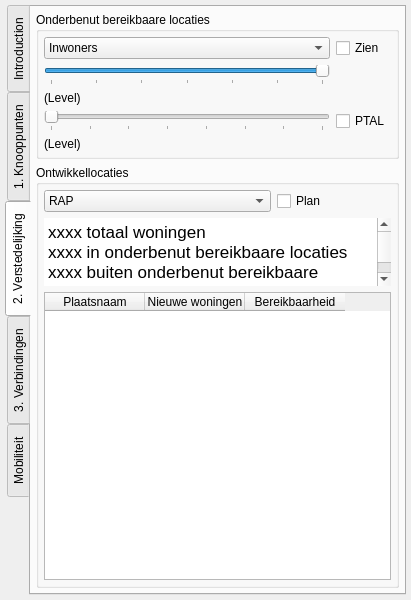
Above: KPOpilot/kpo_datasysteem_pilot_dockwidget_base.ui from Deltametropool/kpo-pilot before the change. Below: the same form after it.
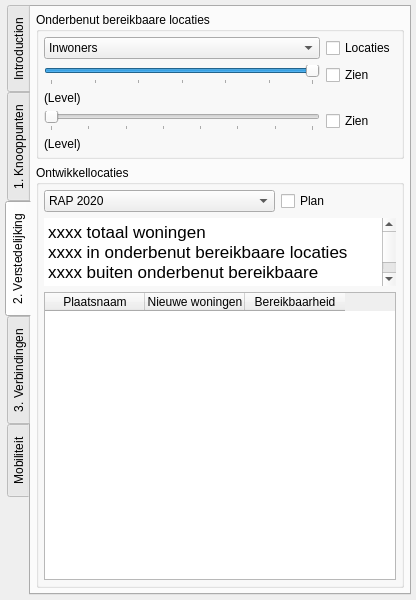
That is the form after the change. The open tabs and pages were chosen to show the change.

```diff
--- a/KPOpilot/kpo_datasysteem_pilot_dockwidget_base.ui
+++ b/KPOpilot/kpo_datasysteem_pilot_dockwidget_base.ui
@@ -6,7 +6,7 @@
    <rect>
     <x>0</x>
     <y>0</y>
-    <width>411</width>
+    <width>416</width>
     <height>600</height>
    </rect>
   </property>
@@ -18,7 +18,7 @@
   </property>
   <property name="minimumSize">
    <size>
-    <width>411</width>
+    <width>416</width>
     <height>600</height>
    </size>
   </property>
@@ -426,7 +426,7 @@
            <item row="3" column="1">
             <widget class="QCheckBox" name="accessibilityShowCheck">
              <property name="text">
-              <string>PTAL</string>
+              <string>Zien</string>
              </property>
             </widget>
            </item>
@@ -532,13 +532,20 @@
              </item>
             </widget>
            </item>
-           <item row="0" column="1">
+           <item row="1" column="1">
             <widget class="QCheckBox" name="intensityShowCheck">
              <property name="text">
               <string>Zien</string>
              </property>
             </widget>
            </item>
+           <item row="0" column="1">
+            <widget class="QCheckBox" name="locatiesShowCheck">
+             <property name="text">
+              <string>Locaties</string>
+             </property>
+            </widget>
+           </item>
           </layout>
          </widget>
         </item>
@@ -564,7 +571,7 @@
             <widget class="QComboBox" name="planSelectCombo">
              <item>
               <property name="text">
-               <string>RAP</string>
+               <string>RAP 2020</string>
               </property>
              </item>
              <item>
```
